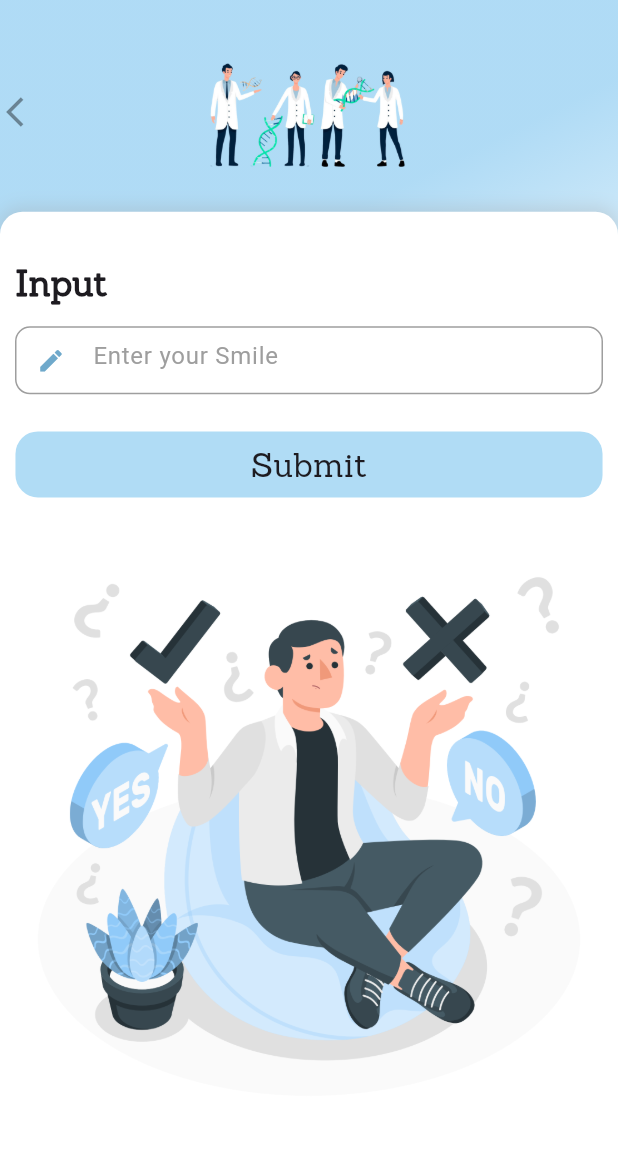
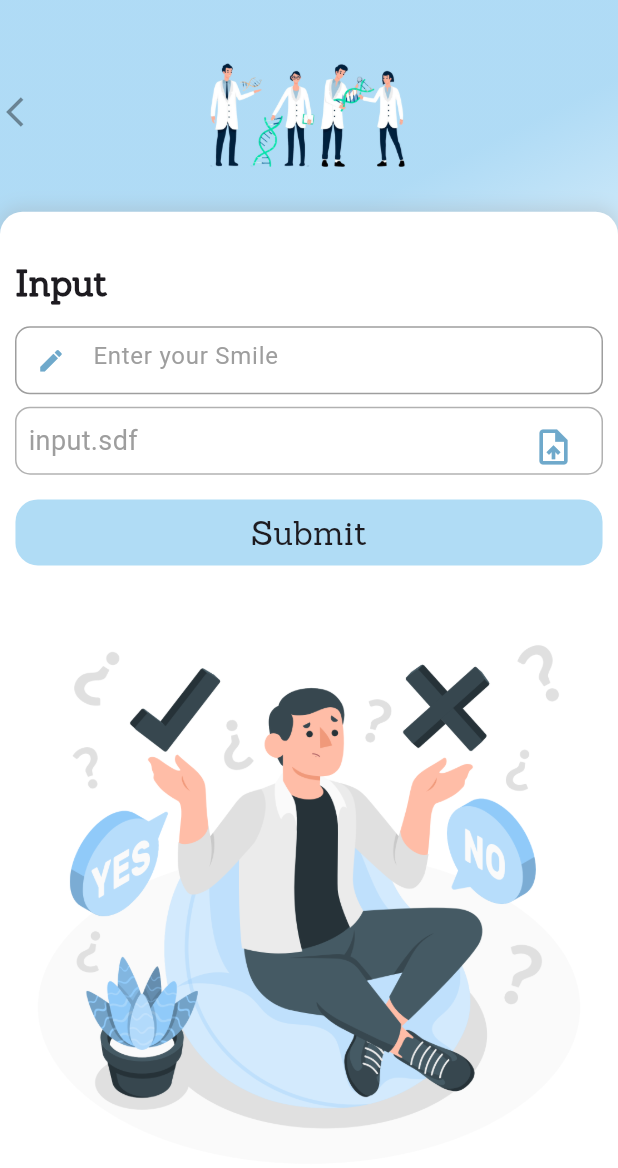
Before and after one commit to Nora-2/tox, a Flutter app: the MutagencityScreen screen opened by its route, on a phone screen of 412 x 824 dp. Shown: the top 1168 px of the screen. Run offline on Flutter 3.47's test engine with Material 3 defaults, Android fonts, the phone set to English and light mode, and no system bars; our stand-ins replace animated_splash_screen, bloc, chat_bubbles, cloud_firestore, device_preview, file_picker and 13 more; missing offline and left inert: dart:html, flutter_facebook_auth; accounts and stored records are empty; network calls fail.

Commit message:
finish sdfmutagenicity

```diff
--- a/lib/Features/converter/cubit/convert_cubit.dart
+++ b/lib/Features/converter/cubit/convert_cubit.dart
@@ -1,11 +1,10 @@
-// ignore_for_file: use_build_context_synchronously
+// ignore_for_file: use_build_context_synchronously, avoid_web_libraries_in_flutter, depend_on_referenced_packages, avoid_print
 
 import 'dart:convert';
 import 'dart:html' as html;
 import 'package:file_picker/file_picker.dart';
 import 'package:flutter/material.dart';
 import 'package:flutter_bloc/flutter_bloc.dart';
-import 'package:meta/meta.dart';
 import 'dart:html' show AnchorElement, Blob, Url;
 import 'dart:typed_data';
 import 'package:http/http.dart' as http;
--- a/lib/Features/converter/presentation/view/convertScreen.dart
+++ b/lib/Features/converter/presentation/view/convertScreen.dart
@@ -202,7 +202,7 @@
                                                   BorderRadius.circular(5),
                                             ),
                                             child: const Center(
-                                              child: Text('Smile',
+                                              child: Text('Sdf',
                                                   style: TextStyle(
                                                     fontFamily: 'sanchez',
                                                     fontWeight: FontWeight.w500,
@@ -231,7 +231,7 @@
                                                   BorderRadius.circular(5),
                                             ),
                                             child: const Center(
-                                              child: Text('Sdf',
+                                              child: Text('Smile',
                                                   style: TextStyle(
                                                     fontFamily: 'sanchez',
                                                     fontWeight: FontWeight.w500,
--- a/lib/Features/liver/cubit/livercubit_cubit.dart
+++ b/lib/Features/liver/cubit/livercubit_cubit.dart
@@ -1,3 +1,5 @@
+// ignore_for_file: avoid_print, prefer_interpolation_to_compose_strings
+
 import 'dart:convert';
 
 import 'package:cloud_firestore/cloud_firestore.dart';
--- a/lib/Features/molecule/cubit/molecule_cubit.dart
+++ b/lib/Features/molecule/cubit/molecule_cubit.dart
@@ -1,3 +1,5 @@
+// ignore_for_file: avoid_print, prefer_interpolation_to_compose_strings
+
 import 'dart:convert';
 
 import 'package:cloud_firestore/cloud_firestore.dart';
--- a/lib/Features/mutagenicity/cubit/dna_state.dart
+++ b/lib/Features/mutagenicity/cubit/dna_state.dart
@@ -16,3 +16,8 @@
 class predictfailed extends DnaState {}
 class atomsucssess extends DnaState {}
 class atomfailed extends DnaState {}
+class sdfsucssess extends DnaState {}
+class sdffailed extends DnaState {}
+
+class sdffilesucssess extends DnaState {}
+class sdffilefailed extends DnaState {}
--- a/lib/Features/mutagenicity/presentation/view/mutagencity.dart
+++ b/lib/Features/mutagenicity/presentation/view/mutagencity.dart
@@ -27,8 +27,10 @@
   TextEditingController dna = TextEditingController();
   @override
   Widget build(BuildContext context) {
-    String prediction =
-        (DnaCubit.get(context).predictiondna == 0 || DnaCubit.get(context).predictiondna < 0) ? 'non mutagenic' : 'mutagenic';
+    String prediction=DnaCubit.get(context).predictiondna!=null?(DnaCubit.get(context).predictiondna == 0 ||
+            DnaCubit.get(context).predictiondna! < 0)?'mutagenic':'non-mutagenic':DnaCubit.get(context).predictionResult!=null?(DnaCubit.get(context).predictionResult == 0 ||
+            DnaCubit.get(context).predictionResult! < 0)?'mutagenic':'non-mutagenic':'';
+
     final size = MediaQuery.of(context).size;
     final ThemeMode brightnessValue =
         AppCubit.get(context).isdark ? ThemeMode.dark : ThemeMode.light;
@@ -113,39 +115,42 @@
                               SizedBox(
                                 height: size.height * .01,
                               ),
-                              // Container(
-                              //   height: size.height * .055,
-                              //   decoration: BoxDecoration(
-                              //     border: Border.all(
-                              //         width: 1,
-                              //         color: Colors.grey.withOpacity(.8)),
-                              //     borderRadius: BorderRadius.circular(10),
-                              //   ),
-                              //   child: Padding(
-                              //     padding: const EdgeInsets.symmetric(
-                              //         vertical: 4.0, horizontal: 8),
-                              //     child: Row(
-                              //       mainAxisAlignment:
-                              //           MainAxisAlignment.spaceBetween,
-                              //       crossAxisAlignment:
-                              //           CrossAxisAlignment.center,
-                              //       children: [
-                              //         Text(
-                              //           fileName,
-                              //           style: const TextStyle(
-                              //               fontSize: 18, color: Colors.grey),
-                              //         ),
-                              //         IconButton(
-                              //             onPressed: _pickFile,
-                              //             icon: const Icon(
-                              //               Icons.upload_file,
-                              //               color: kcolor,
-                              //               size: 28,
-                              //             ))
-                              //       ],
-                              //     ),
-                              //   ),
-                              // ),
+                              Container(
+                                height: size.height * .055,
+                                decoration: BoxDecoration(
+                                  border: Border.all(
+                                      width: 1,
+                                      color: Colors.grey.withOpacity(.8)),
+                                  borderRadius: BorderRadius.circular(10),
+                                ),
+                                child: Padding(
+                                  padding: const EdgeInsets.symmetric(
+                                      vertical: 4.0, horizontal: 8),
+                                  child: Row(
+                                    mainAxisAlignment:
+                                        MainAxisAlignment.spaceBetween,
+                                    crossAxisAlignment:
+                                        CrossAxisAlignment.center,
+                                    children: [
+                                      const Text(
+                                        'input.sdf',
+                                        style: TextStyle(
+                                            fontSize: 18, color: Colors.grey),
+                                      ),
+                                      IconButton(
+                                          onPressed: () async {
+                                            DnaCubit.get(context)
+                                                .handleFileUpload();
+                                          },
+                                          icon: const Icon(
+                                            Icons.upload_file,
+                                            color: kcolor,
+                                            size: 28,
+                                          ))
+                                    ],
+                                  ),
+                                ),
+                              ),
                               SizedBox(
                                 height: size.height * .02,
                               ),
@@ -153,10 +158,17 @@
                                   child: GestureDetector(
                                       onTap: () {
                                         setState(() {
-                                          DnaCubit.get(context).makePrediction(dna.text);
-                                          DnaCubit.get(context).computeGasteigerCharges(dna.text);
-                                          DnaCubit.get(context).generate3DStructure(dna.text);
-                                          DnaCubit.get(context).processSmiles(dna.text);
+
+
+                                          DnaCubit.get(context)
+                                              .makePrediction(dna.text);
+                                          DnaCubit.get(context)
+                                              .computeGasteigerCharges(
+                                                  dna.text);
+                                          DnaCubit.get(context)
+                                              .generate3DStructure(dna.text);
+                                          DnaCubit.get(context)
+                                              .processSmiles(dna.text);
                                           DnaCubit.get(context).addhistory(
                                               dna: dna.text,
                                               prediction: prediction,
@@ -172,12 +184,12 @@
                                       atom: DnaCubit.get(context).atoms,
                                       gester: DnaCubit.get(context).gester,
                                       bond: DnaCubit.get(context).resultdna,
-                                      imagepath: DnaCubit.get(context).imagePath,
+                                      imagepath:
+                                          DnaCubit.get(context).imagePath,
                                       size: size,
-                                      result:
-                                          (DnaCubit.get(context).predictiondna == 0 || DnaCubit.get(context).predictiondna < 0)
-                                              ? false
-                                              : true,
+                                      result: DnaCubit.get(context).predictiondna!=null?(DnaCubit.get(context).predictiondna == 0 ||
+            DnaCubit.get(context).predictiondna! < 0)?false:true:DnaCubit.get(context).predictionResult!=null?(DnaCubit.get(context).predictionResult == 0 ||
+            DnaCubit.get(context).predictionResult! < 0)?false:true:false,
                                       isDark: isDark)
                                   : Center(
                                       child: Image.asset(
--- a/lib/Features/openeing/presentaion/view/onboarding_screen.dart
+++ b/lib/Features/openeing/presentaion/view/onboarding_screen.dart
@@ -37,7 +37,7 @@
       _pageController.animateToPage(
         currentIndex,
         duration: const Duration(milliseconds: 300),
-        curve: Curves.easeIn,
+        curve: Curves.easeInOutCirc,
       );
     });
     super.initState();
@@ -101,7 +101,7 @@
                             textAlign: TextAlign.center,
                             style: const TextStyle(
                               fontSize: 16.0,
-                              // color: black,
+
                             ),
                           ),
                         ],
--- a/lib/Features/openeing/presentaion/view/splash_screen.dart
+++ b/lib/Features/openeing/presentaion/view/splash_screen.dart
@@ -49,10 +49,10 @@
             alignment: Alignment.bottomCenter,
             child: TextAnimator('TOXIKON',
                 initialDelay: const Duration(seconds: 1),
-                characterDelay: const Duration(milliseconds: 250),
-                incomingEffect: WidgetTransitionEffects.incomingScaleDown(),
+                characterDelay: const Duration(milliseconds: 200),
+                incomingEffect: WidgetTransitionEffects.incomingScaleUp(),
                 atRestEffect: WidgetRestingEffects.bounce(),
-                outgoingEffect: WidgetTransitionEffects.outgoingScaleUp(),
+                outgoingEffect: WidgetTransitionEffects.outgoingScaleDown(),
                 style:  const TextStyle(
                       fontFamily: 'sanchez',
                         fontWeight: FontWeight.w900,
--- a/lib/Features/settings/EditProfile/cubit/profile_cubit.dart
+++ b/lib/Features/settings/EditProfile/cubit/profile_cubit.dart
@@ -1,3 +1,5 @@
+// ignore_for_file: use_build_context_synchronously, avoid_print
+
 import 'dart:io';
 import 'package:file_picker/file_picker.dart';
 import 'package:firebase_auth/firebase_auth.dart';
@@ -6,7 +8,6 @@
 import 'package:flutter/services.dart';
 import 'package:flutter_bloc/flutter_bloc.dart';
 import 'package:image_picker/image_picker.dart';
-import 'package:meta/meta.dart';
 part 'profile_state.dart';
 
 class ProfileCubit extends Cubit<ProfileState> {
--- a/lib/Features/smilarty/cubit/smilarty_cubit.dart
+++ b/lib/Features/smilarty/cubit/smilarty_cubit.dart
@@ -1,3 +1,5 @@
+// ignore_for_file: avoid_print
+
 import 'package:flutter/material.dart';
 import 'package:flutter_bloc/flutter_bloc.dart';
 import 'package:http/http.dart' as http;
--- a/lib/core/config/layout/homelayout.dart
+++ b/lib/core/config/layout/homelayout.dart
@@ -27,7 +27,7 @@
                 .Screens[HomecubitCubit.get(context).indexBottomNavBar],
             bottomNavigationBar: BottomNavyBar(
               backgroundColor:isDark?darkcolor:icolor,
-              curve: Curves.easeIn,
+              curve: Curves.easeInOutCirc,
               selectedIndex:
                   HomecubitCubit.get(context).indexBottomNavBar,
               showElevation: true,
```
Also changed, not shown: lib/Features/mutagenicity/cubit/dna_cubit.dart (+47 -13 lines), lib/Features/settings/presentation/view/profile.dart (+7 -7 lines), 1 other file.
